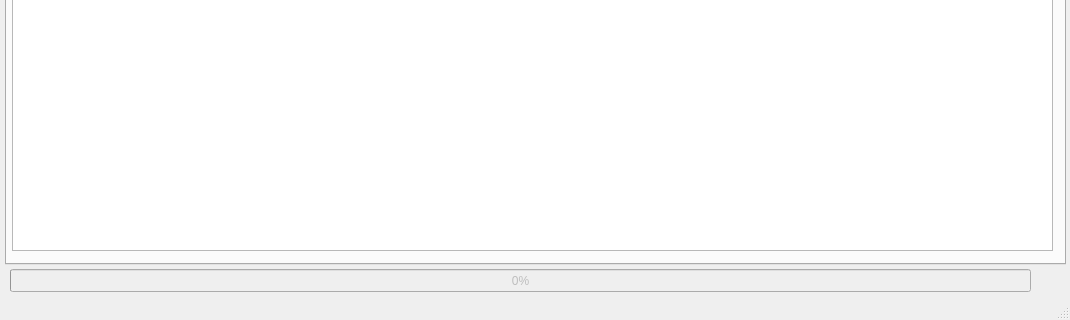
This is ScheduleUi/MainWindow.ui in kantooon/ScheduleViewer as Qt 5 draws it before an edit; both pictures show x 0 to 1070 and y 420 to 740 of the 1070 by 740 pixel window. The edited form follows.
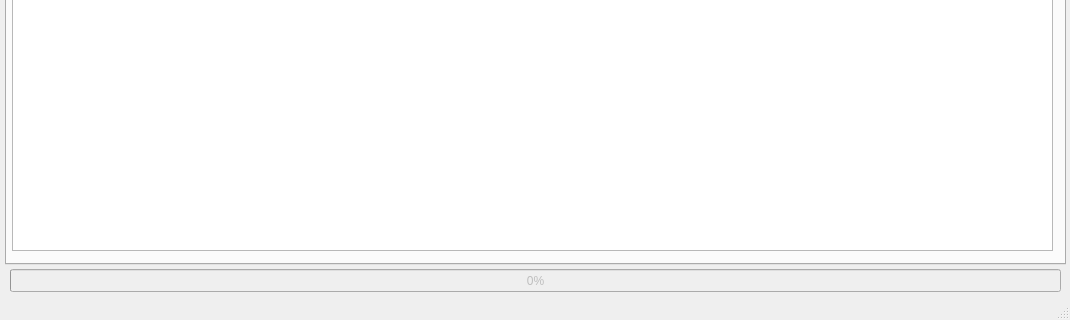
This is the edited form. Icons and pictures are not drawn.

Diff of the .ui file:
```diff
--- a/ScheduleUi/MainWindow.ui
+++ b/ScheduleUi/MainWindow.ui
@@ -366,7 +366,7 @@
      <rect>
       <x>10</x>
       <y>670</y>
-      <width>1021</width>
+      <width>1051</width>
       <height>23</height>
      </rect>
     </property>
```
Left out of the diff: 2 changed lines with no effect on the pictures.
